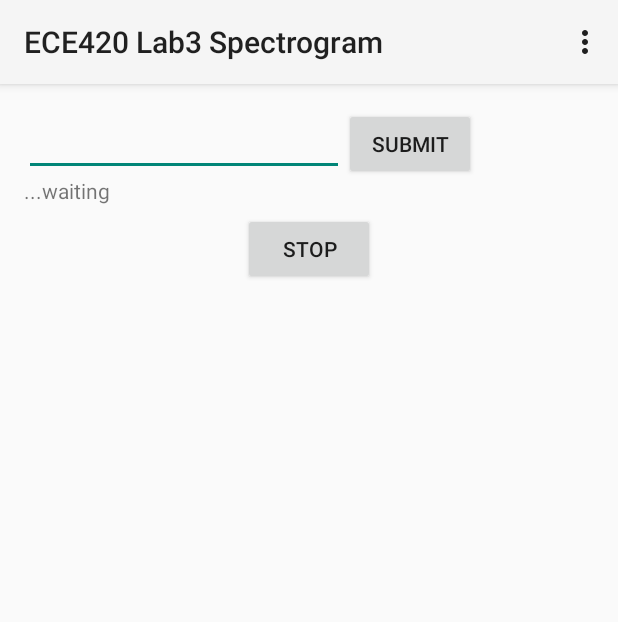
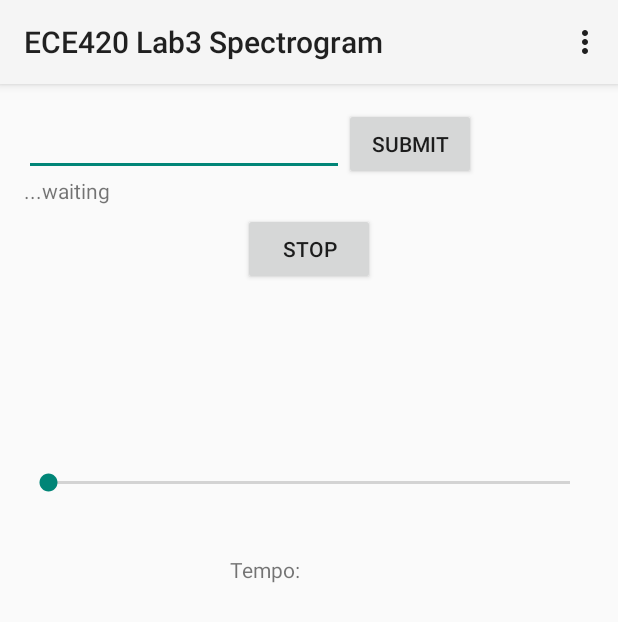
Before and after one commit to obrecht3/ECE420Projects, an Android app: the screen it shows after launch (MainActivity), on a phone screen of 412 x 824 dp. Shown: the top 622 px of the screen. Run offline under Robolectric (Android 15) with nearby library versions, the phone set to English and light mode, and no system bars; 6 statements that could not run were skipped.

Commit message:
Added slider and indication text to UI, with internal connections to C

```diff
--- a/FinalProjectAndroid/app/src/main/java/com/ece420/lab3/MainActivity.java
+++ b/FinalProjectAndroid/app/src/main/java/com/ece420/lab3/MainActivity.java
@@ -61,10 +61,12 @@ public class MainActivity extends Activity
 
     // UI Variables
     Button controlButton;
-
     TextView notesInputRepeated;
     EditText notesInput;
     Button submitButton;
+    SeekBar frequencySeekBar;
+    TextView tempo_TextView;
+
 
     String  nativeSampleRate;
     String  nativeSampleBufSize;
@@ -129,6 +131,28 @@ public class MainActivity extends Activity
                 handleTextInput();
             }
         });
+
+        //set up tempo_TextView
+        tempo_TextView = (TextView) findViewById(R.id.tempo_TextView);
+        tempo_TextView.setText("Tempo: ");
+
+        // set up frequencySeekBar
+        frequencySeekBar = (SeekBar) findViewById(R.id.frequencySeekBar);
+        frequencySeekBar.setOnSeekBarChangeListener(new SeekBar.OnSeekBarChangeListener() {
+            @Override
+            public void onProgressChanged(SeekBar seekBar, int i, boolean b) {
+                int newTempo = 40 + i;        // 40 is the minimum tempo in BPM
+                tempo_TextView.setText("Tempo: " + Integer.toString(newTempo) + " BPM");
+                //writeNewTempo(newTempo);
+            }
+
+            @Override
+            public void onStartTrackingTouch(SeekBar seekBar) {}
+
+            @Override
+            public void onStopTrackingTouch(SeekBar seekBar) {}
+        });
+
 
         // Copied from OnClick handler
         if (ActivityCompat.checkSelfPermission(this, Manifest.permission.RECORD_AUDIO) !=
@@ -404,5 +428,6 @@ public class MainActivity extends Activity
     public static native void getFftBuffer(FloatBuffer buffer);
 
     public static native void getNotesInput(String input);
+    public static native void writeNewTempo(int tempo);
 
 }
--- a/FinalProjectAndroid/app/src/main/res/layout/activity_main.xml
+++ b/FinalProjectAndroid/app/src/main/res/layout/activity_main.xml
@@ -39,4 +39,25 @@
         android:text="Submit"
         android:layout_toRightOf="@id/notesInput" />
 
+    <SeekBar
+        android:id="@+id/frequencySeekBar"
+        android:layout_width="382dp"
+        android:layout_height="49dp"
+        android:layout_alignParentStart="true"
+        android:layout_alignParentTop="true"
+        android:layout_centerHorizontal="true"
+        android:layout_marginStart="0dp"
+        android:layout_marginTop="225dp" />
+
+    <TextView
+        android:id="@+id/tempo_TextView"
+        android:layout_width="139dp"
+        android:layout_height="98dp"
+        android:layout_alignParentStart="true"
+        android:layout_alignParentTop="true"
+        android:layout_centerHorizontal="true"
+        android:layout_marginStart="137dp"
+        android:layout_marginTop="298dp"
+        android:text="Tempo: " />
+
 </RelativeLayout>
```
Also changed, not shown: 1 other file.
